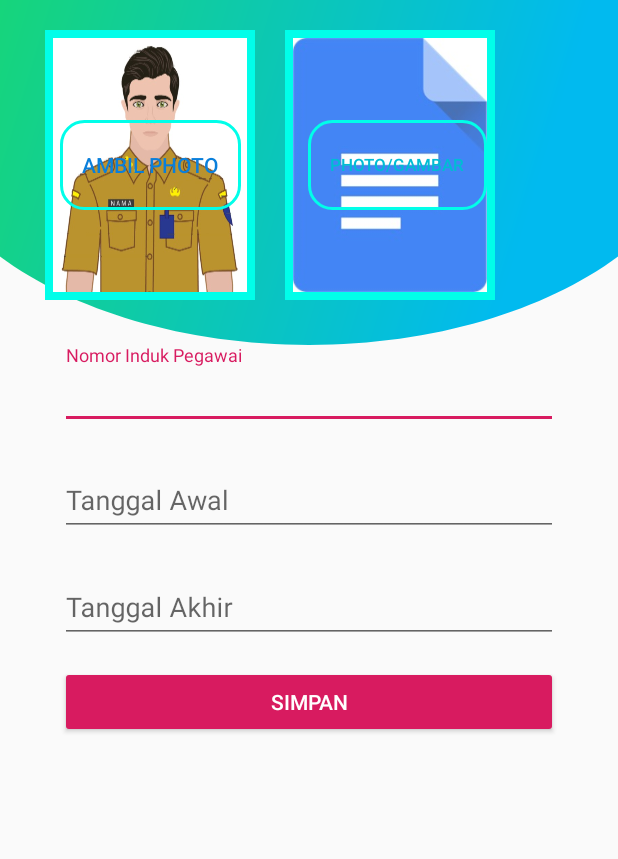
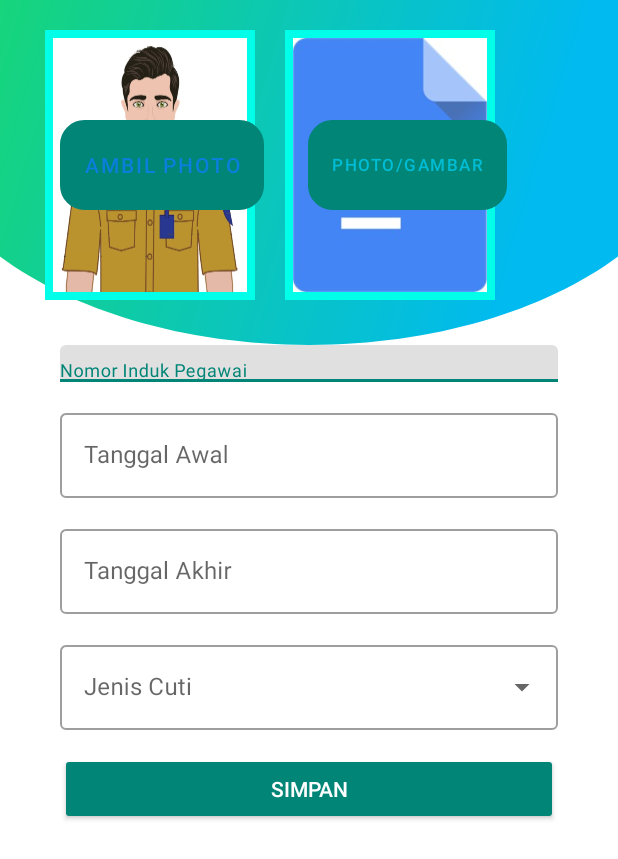
Before and after one commit to ya2nk/absensi-master, an Android app: the InputCutiActivity screen opened directly, with no data from a screen before it, on a phone screen of 412 x 824 dp. Shown: the top 859 px of the screen. Run offline under Robolectric (Android 15) with nearby library versions, the phone set to English and light mode, and no system bars; our stand-ins replace Room's generated code; libraries missing offline, so code that uses them is left out: com.basgeekball.awesomevalidation, com.tapadoo.alerter, id.zelory.compressor; network calls fail; pictures from the network do not load; 5 statements that could not run were skipped.

Commit message:
add jenis cuti

```diff
--- a/app/src/main/AndroidManifest.xml
+++ b/app/src/main/AndroidManifest.xml
@@ -98,7 +98,7 @@
             android:name=".InputCutiActivity"
             android:exported="false"
             android:label="@string/title_activity_input_cuti"
-            android:theme="@style/AppTheme.NoActionBar" />
+            android:theme="@style/AppThemeMaterial"/>
         <activity
             android:name=".CutiActivity"
             android:exported="false"
--- a/app/src/main/java/com/waroengweb/absensi/InputCutiActivity.java
+++ b/app/src/main/java/com/waroengweb/absensi/InputCutiActivity.java
@@ -59,7 +59,7 @@ public class InputCutiActivity extends AppCompatActivity {
     Uri filePhoto,filePhoto2;
     String fileString,fileString2;
     AppDatabase db;
-    AutoCompleteTextView nip;
+    AutoCompleteTextView nip,editTextFilledExposedDropdown;
     private AwesomeValidation validation;
 
     @Override
@@ -127,6 +127,18 @@ public class InputCutiActivity extends AppCompatActivity {
         validation.addValidation(this,R.id.nip_lbl, RegexTemplate.NOT_EMPTY,R.string.required);
         validation.addValidation(this,R.id.tanggal_lbl, RegexTemplate.NOT_EMPTY,R.string.required);
         validation.addValidation(this,R.id.tanggal_lbl2, RegexTemplate.NOT_EMPTY,R.string.required);
+
+        String[] type = new String[] {"CUTI TAHUNAN", "CUTI SAKIT", "CUTI BESAR", "CUTI ALASAN PENTING","CUTI DILUAR TANGGUNGAN NEGARA","CUTI MELAHIRKAN"};
+
+        ArrayAdapter<String> adapter2 =
+                new ArrayAdapter<>(
+                        this,
+                        android.R.layout.simple_dropdown_item_1line,
+                        type);
+
+        editTextFilledExposedDropdown =
+                findViewById(R.id.filled_exposed_dropdown);
+        editTextFilledExposedDropdown.setAdapter(adapter2);
 
     }
 
@@ -340,6 +352,7 @@ public class InputCutiActivity extends AppCompatActivity {
             cuti.setKeterangan(fileString2);
             cuti.setLamaHari(1);
             cuti.setJenisIjin("Cuti");
+            cuti.setTypeIjin(editTextFilledExposedDropdown.getText().toString());
 
 
             DateFormat formatter = new SimpleDateFormat("dd-MM-yyyy");
--- a/app/src/main/res/layout/content_input_cuti.xml
+++ b/app/src/main/res/layout/content_input_cuti.xml
@@ -26,7 +26,9 @@
             android:layout_width="match_parent"
             android:layout_height="20dp"
             android:id="@+id/linearTop"
-            android:orientation="vertical">
+            android:orientation="vertical"
+            app:layout_constraintStart_toStartOf="parent"
+            app:layout_constraintTop_toTopOf="parent">
 
         </LinearLayout>
         <RelativeLayout
@@ -112,7 +114,8 @@
                 android:id="@+id/tanggal_lbl"
                 android:layout_width="match_parent"
                 android:layout_height="wrap_content"
-                android:layout_marginBottom="15dp">
+                android:layout_marginBottom="15dp"
+                style="@style/Widget.MaterialComponents.TextInputLayout.OutlinedBox">
                 <EditText
                     android:id="@+id/tanggal"
                     android:layout_width="match_parent"
@@ -126,7 +129,8 @@
                 android:id="@+id/tanggal_lbl2"
                 android:layout_width="match_parent"
                 android:layout_height="wrap_content"
-                android:layout_marginBottom="15dp">
+                android:layout_marginBottom="15dp"
+                style="@style/Widget.MaterialComponents.TextInputLayout.OutlinedBox">
                 <EditText
                     android:id="@+id/tanggal2"
                     android:layout_width="match_parent"
@@ -135,6 +139,23 @@
                     android:inputType="none"
                     android:focusable="false"/>
             </com.google.android.material.textfield.TextInputLayout>
+
+            <com.google.android.material.textfield.TextInputLayout
+                style="@style/Widget.MaterialComponents.TextInputLayout.OutlinedBox.ExposedDropdownMenu"
+                android:layout_width="match_parent"
+                android:layout_height="wrap_content"
+                android:hint="Jenis Cuti"
+                android:orientation="horizontal"
+                android:layout_marginBottom="15dp">
+                <AutoCompleteTextView
+                    android:id="@+id/filled_exposed_dropdown"
+                    android:layout_width="match_parent"
+                    android:layout_height="wrap_content"
+                    android:inputType="none"
+                    android:focusable="false"/>
+
+            </com.google.android.material.textfield.TextInputLayout>
+
             <Button
                 android:layout_width="match_parent"
                 android:layout_height="wrap_content"
--- a/app/src/main/res/values/styles.xml
+++ b/app/src/main/res/values/styles.xml
@@ -2,6 +2,13 @@
 
     <!-- Base application theme. -->
     <style name="AppTheme" parent="Theme.AppCompat.Light.NoActionBar">
+        <!-- Customize your theme here. -->
+        <item name="colorPrimary">@color/colorPrimary</item>
+        <item name="colorPrimaryDark">@color/colorPrimaryDark</item>
+        <item name="colorAccent">@color/colorAccent</item>
+    </style>
+
+    <style name="AppThemeMaterial" parent="Theme.MaterialComponents.Light.NoActionBar">
         <!-- Customize your theme here. -->
         <item name="colorPrimary">@color/colorPrimary</item>
         <item name="colorPrimaryDark">@color/colorPrimaryDark</item>
```
Also changed, not shown: app/src/main/java/com/waroengweb/absensi/adapter/IjinAdapter.java (+5 -2 lines), app/src/main/res/layout/single_list_item2.xml (+13 -2 lines), 1 other file.
